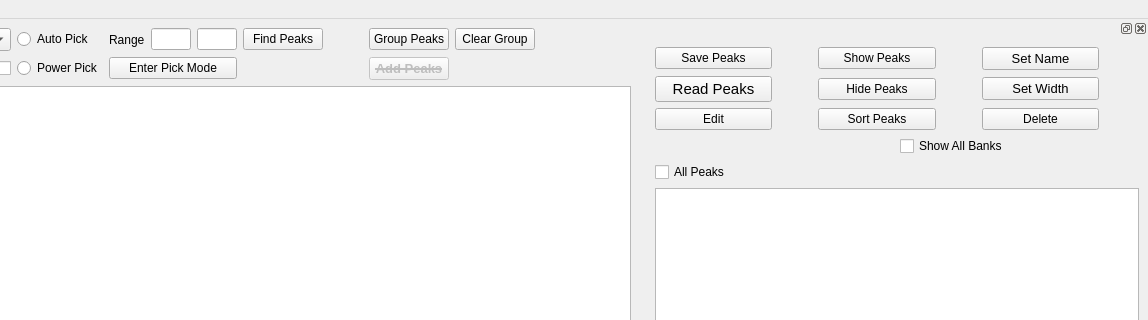
Qt form src/interface/gui/ui_VdrivePeakPicker.ui (neutrons/PyVDrive) before a commit; both pictures show x 346 to 1494 and y 0 to 320 of the 1494 by 810 pixel window.
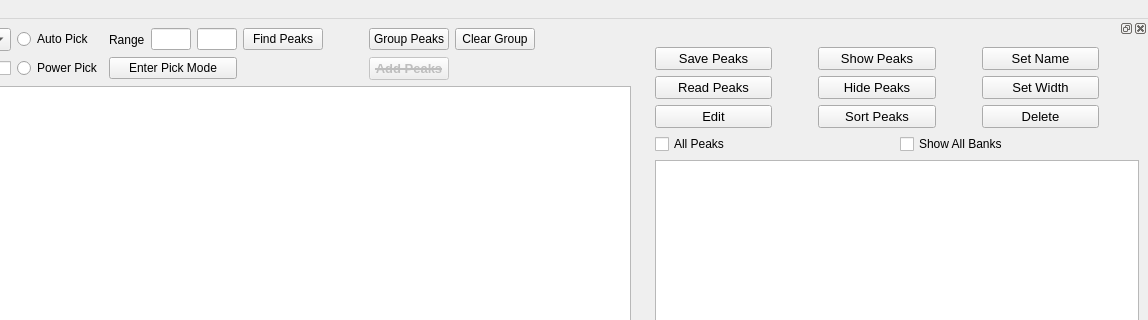
The same form after that commit. Custom widgets are drawn as their Qt base class.

Commit message: Refs #33. Fixed issues with peak finding.

```diff
--- a/src/interface/gui/ui_VdrivePeakPicker.ui
+++ b/src/interface/gui/ui_VdrivePeakPicker.ui
@@ -303,27 +303,6 @@
               </property>
              </widget>
             </item>
-            <item>
-             <widget class="QLineEdit" name="lineEdit_xMax">
-              <property name="sizePolicy">
-               <sizepolicy hsizetype="Preferred" vsizetype="Fixed">
-                <horstretch>0</horstretch>
-                <verstretch>0</verstretch>
-               </sizepolicy>
-              </property>
-              <property name="maximumSize">
-               <size>
-                <width>40</width>
-                <height>16777215</height>
-               </size>
-              </property>
-              <property name="font">
-               <font>
-                <pointsize>9</pointsize>
-               </font>
-              </property>
-             </widget>
-            </item>
             <item>
              <widget class="QLineEdit" name="lineEdit_xMin">
               <property name="sizePolicy">
@@ -345,6 +324,27 @@
               </property>
              </widget>
             </item>
+            <item>
+             <widget class="QLineEdit" name="lineEdit_xMax">
+              <property name="sizePolicy">
+               <sizepolicy hsizetype="Preferred" vsizetype="Fixed">
+                <horstretch>0</horstretch>
+                <verstretch>0</verstretch>
+               </sizepolicy>
+              </property>
+              <property name="maximumSize">
+               <size>
+                <width>40</width>
+                <height>16777215</height>
+               </size>
+              </property>
+              <property name="font">
+               <font>
+                <pointsize>9</pointsize>
+               </font>
+              </property>
+             </widget>
+            </item>
            </layout>
           </item>
           <item row="0" column="4">
@@ -1017,6 +1017,11 @@
        </item>
        <item row="1" column="2">
         <widget class="QPushButton" name="pushButton_hidePeaks">
+         <property name="font">
+          <font>
+           <pointsize>10</pointsize>
+          </font>
+         </property>
          <property name="text">
           <string>Hide Peaks</string>
          </property>
@@ -1030,6 +1035,11 @@
            <height>16777215</height>
           </size>
          </property>
+         <property name="font">
+          <font>
+           <pointsize>10</pointsize>
+          </font>
+         </property>
          <property name="toolTip">
           <string>&lt;html&gt;&lt;head/&gt;&lt;body&gt;&lt;p&gt;Delete the selected peaks from peak table&lt;/p&gt;&lt;/body&gt;&lt;/html&gt;</string>
          </property>
@@ -1044,7 +1054,7 @@
           <enum>Qt::Horizontal</enum>
          </property>
          <property name="sizeType">
-          <enum>QSizePolicy::Preferred</enum>
+          <enum>QSizePolicy::Ignored</enum>
          </property>
          <property name="sizeHint" stdset="0">
           <size>
@@ -1060,7 +1070,7 @@
           <enum>Qt::Horizontal</enum>
          </property>
          <property name="sizeType">
-          <enum>QSizePolicy::Preferred</enum>
+          <enum>QSizePolicy::Ignored</enum>
          </property>
          <property name="sizeHint" stdset="0">
           <size>
@@ -1074,7 +1084,7 @@
         <widget class="QPushButton" name="pushButton_readPeakFile">
          <property name="font">
           <font>
-           <pointsize>11</pointsize>
+           <pointsize>10</pointsize>
           </font>
          </property>
          <property name="toolTip">
@@ -1108,6 +1118,11 @@
        </item>
        <item row="0" column="0">
         <widget class="QPushButton" name="pushButton_save">
+         <property name="font">
+          <font>
+           <pointsize>10</pointsize>
+          </font>
+         </property>
          <property name="toolTip">
           <string>&lt;html&gt;&lt;head/&gt;&lt;body&gt;&lt;p&gt;It will save all the peaks to a text file with GSAS standard by pushing this button.&lt;/p&gt;&lt;/body&gt;&lt;/html&gt;</string>
          </property>
@@ -1118,6 +1133,11 @@
        </item>
        <item row="0" column="2">
         <widget class="QPushButton" name="pushButton_showPeaksInTable">
+         <property name="font">
+          <font>
+           <pointsize>10</pointsize>
+          </font>
+         </property>
          <property name="toolTip">
           <string>&lt;html&gt;&lt;head/&gt;&lt;body&gt;&lt;p&gt;Highlight selected peaks in the left table&lt;/p&gt;&lt;/body&gt;&lt;/html&gt;</string>
          </property>
@@ -1134,6 +1154,11 @@
            <height>16777215</height>
           </size>
          </property>
+         <property name="font">
+          <font>
+           <pointsize>10</pointsize>
+          </font>
+         </property>
          <property name="toolTip">
           <string>&lt;html&gt;&lt;head/&gt;&lt;body&gt;&lt;p&gt;Sort peaks by peak positions&lt;/p&gt;&lt;/body&gt;&lt;/html&gt;</string>
          </property>
@@ -1150,6 +1175,11 @@
            <height>16777215</height>
           </size>
          </property>
+         <property name="font">
+          <font>
+           <pointsize>10</pointsize>
+          </font>
+         </property>
          <property name="text">
           <string>Edit</string>
          </property>
@@ -1180,18 +1210,6 @@
      </item>
      <item>
       <layout class="QGridLayout" name="gridLayout_7">
-       <item row="0" column="1">
-        <widget class="QCheckBox" name="checkBox_showAllBanksPeaks">
-         <property name="font">
-          <font>
-           <pointsize>9</pointsize>
-          </font>
-         </property>
-         <property name="text">
-          <string>Show All Banks</string>
-         </property>
-        </widget>
-       </item>
        <item row="1" column="0">
         <widget class="QCheckBox" name="checkBox_selectPeaks">
          <property name="maximumSize">
@@ -1210,12 +1228,24 @@
          </property>
         </widget>
        </item>
+       <item row="1" column="1">
+        <widget class="QCheckBox" name="checkBox_showAllBanksPeaks">
+         <property name="font">
+          <font>
+           <pointsize>9</pointsize>
+          </font>
+         </property>
+         <property name="text">
+          <string>Show All Banks</string>
+         </property>
+        </widget>
+       </item>
       </layout>
      </item>
      <item>
       <widget class="PeakParameterTable" name="tableWidget_peakParameter">
        <property name="sizePolicy">
-        <sizepolicy hsizetype="Expanding" vsizetype="Expanding">
+        <sizepolicy hsizetype="Preferred" vsizetype="Expanding">
          <horstretch>0</horstretch>
          <verstretch>0</verstretch>
         </sizepolicy>
```
The commit also changes 2 other files.
